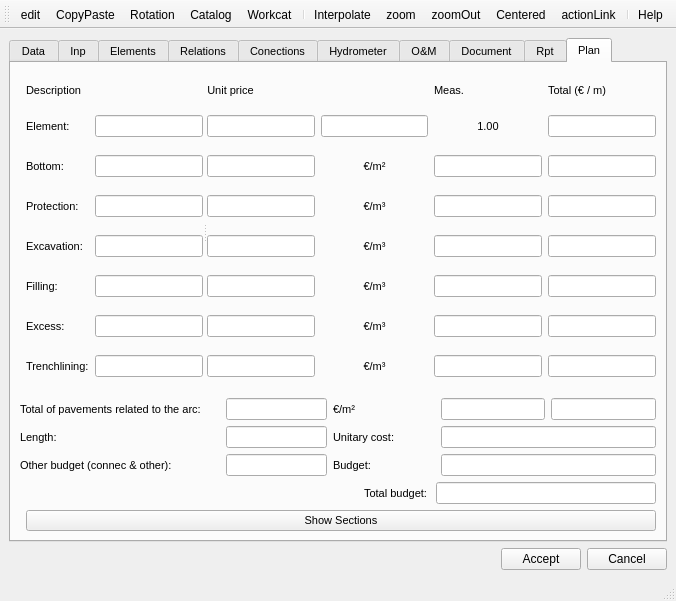
Before: the Qt Designer form ui/api_cf.ui in Giswater/giswater_qgis_plugin, drawn with Qt 5.
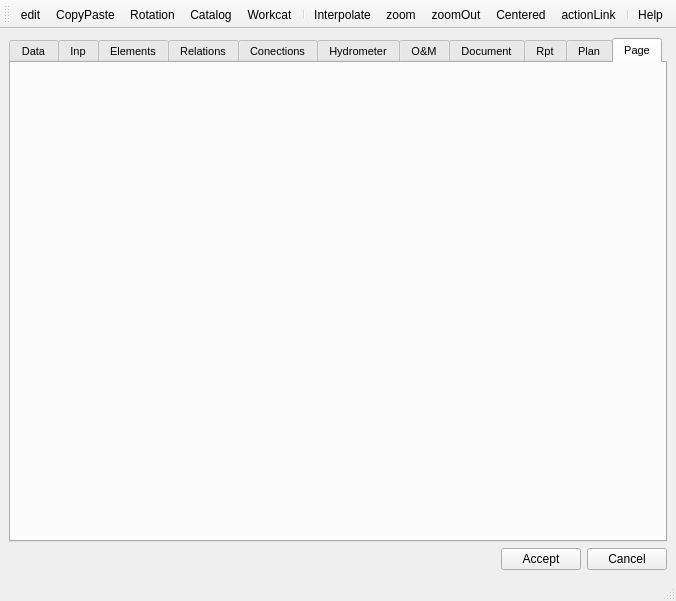
After: the same form once the commit is applied. The open tabs and pages were chosen to show the change. Icons and pictures are not drawn.

```diff
--- a/ui/api_cf.ui
+++ b/ui/api_cf.ui
@@ -867,7 +867,7 @@
         </item>
        </layout>
       </widget>
-      <widget class="QWidget" name="tab_plan">
+      <widget class="QWidget" name="tab_plan_old">
        <attribute name="title">
         <string>Plan</string>
        </attribute>
@@ -2133,6 +2133,16 @@
         </item>
        </layout>
       </widget>
+      <widget class="QWidget" name="tab_plan">
+       <attribute name="title">
+        <string>Page</string>
+       </attribute>
+       <layout class="QGridLayout" name="gridLayout_20">
+        <item row="0" column="0">
+         <layout class="QGridLayout" name="plan_layout"/>
+        </item>
+       </layout>
+      </widget>
      </widget>
     </item>
     <item>
```
Left out of the diff: 10 changed lines with no effect on the pictures.
